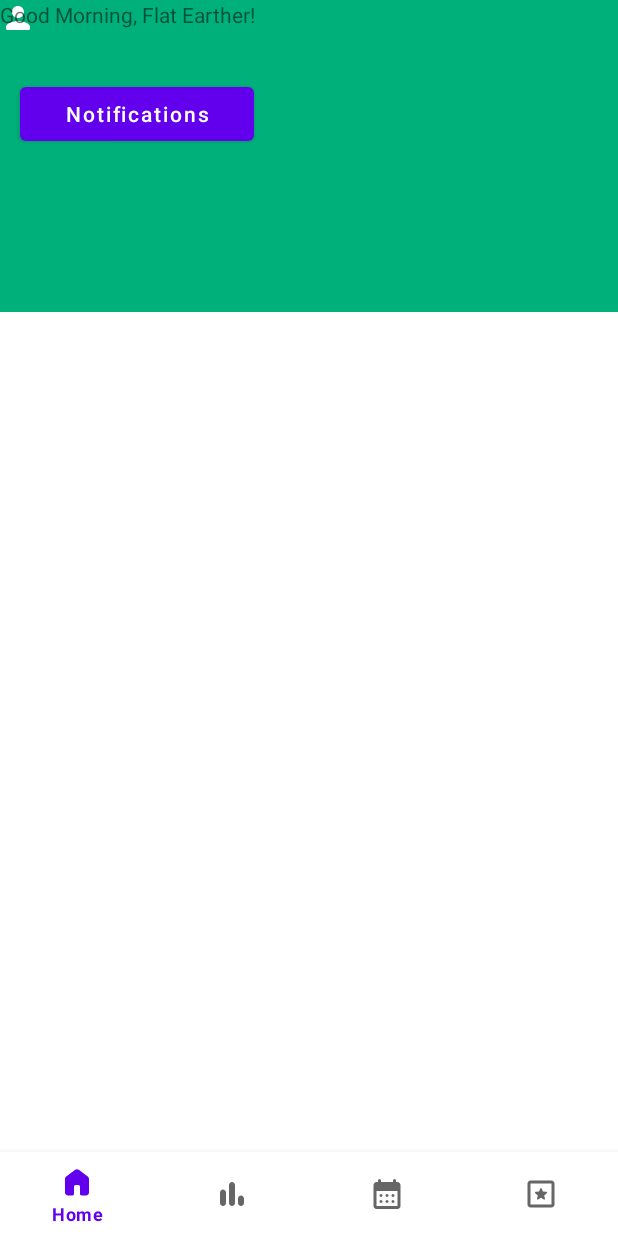
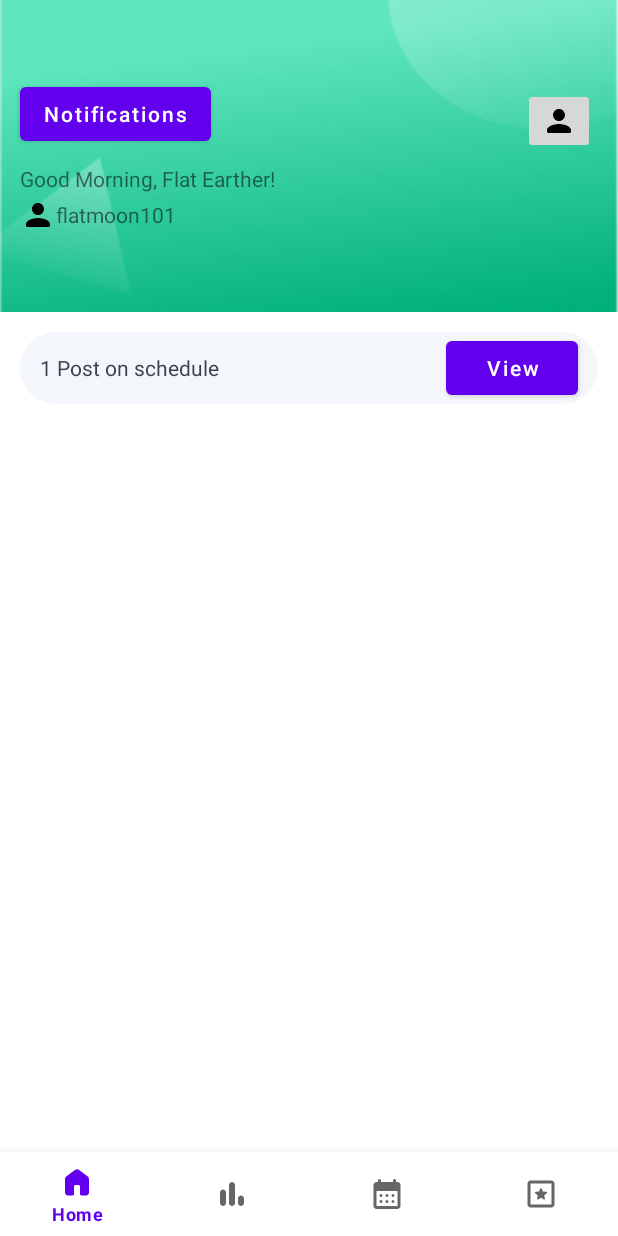
Before and after one commit to prammmoe/TI-mobile-prog-23, an Android app: the screen it shows after launch (MainActivity), on a phone screen of 412 x 824 dp. Run offline under Robolectric (Android 15) with nearby library versions, the phone set to English and light mode, and no system bars; our stand-ins replace navigation-ui, sdp/ssp sizes.

Commit message:
feat(home): finish restructure header and label bar

```diff
--- /dev/null
+++ b/app/src/main/res/drawable/bg_button.xml
@@ -0,0 +1,16 @@
+<?xml version="1.0" encoding="utf-8"?>
+<selector xmlns:android="http://schemas.android.com/apk/res/android">
+    <item android:state_pressed="true" >
+        <shape android:shape="rectangle">
+            <solid android:color="@color/metric_green_2" />
+            <corners android:radius="40sp" />
+        </shape>
+    </item>
+
+    <item>
+        <shape android:shape="rectangle">
+            <solid android:color="@color/metric_green" />
+            <corners android:radius="40sp" />
+        </shape>
+    </item>
+</selector>
--- a/app/src/main/res/layout/fragment_home.xml
+++ b/app/src/main/res/layout/fragment_home.xml
@@ -6,36 +6,104 @@
     xmlns:app="http://schemas.android.com/apk/res-auto"
     tools:context=".HomeFragment">
 
-    <RelativeLayout
-        android:id="@+id/linear_header"
+    <ImageView
+        android:id="@+id/img_view_header"
         android:layout_width="match_parent"
         android:layout_height="@dimen/_160sdp"
-        android:background="@color/metric_green"
+        android:background="@drawable/header"
         android:orientation="horizontal"
+        app:layout_constraintStart_toStartOf="parent"
+        app:layout_constraintTop_toTopOf="parent" />
+
+    <LinearLayout
+        android:id="@+id/top_layout"
+        android:layout_width="match_parent"
+        android:layout_height="wrap_content"
+        android:layout_marginTop="@dimen/_40sdp"
         app:layout_constraintStart_toStartOf="parent"
         app:layout_constraintTop_toTopOf="parent" >
 
         <Button
-            android:layout_width="@dimen/_120sdp"
+            android:id="@+id/notif_btn"
+            android:layout_width="wrap_content"
             android:layout_height="wrap_content"
             android:layout_marginStart="@dimen/_10sdp"
-            android:layout_marginTop="@dimen/_40ssp"
             android:text="Notifications"
             android:textAllCaps="false" />
+
+        <ImageButton
+            android:id="@+id/profile_view"
+            android:layout_width="wrap_content"
+            android:layout_height="wrap_content"
+            android:src="@drawable/round_person_24"
+            android:layout_marginLeft="@dimen/_160sdp"
+            android:layout_marginTop="@dimen/_5sdp"
+            app:tint="@color/black" />
+    </LinearLayout>
+
+    <TextView
+        android:id="@+id/user_name"
+        android:layout_width="wrap_content"
+        android:layout_height="wrap_content"
+        android:text="Good Morning, Flat Earther!"
+        app:layout_constraintStart_toStartOf="@+id/top_layout"
+        app:layout_constraintTop_toBottomOf="@+id/top_layout"
+        android:layout_marginStart="@dimen/_10sdp"
+        android:layout_marginTop="@dimen/_5sdp"/>
+
+    <LinearLayout
+        android:layout_width="match_parent"
+        android:layout_height="wrap_content"
+        android:orientation="horizontal"
+        app:layout_constraintStart_toStartOf="@+id/user_name"
+        app:layout_constraintTop_toBottomOf="@+id/user_name"
+        android:layout_marginTop="@dimen/_2sdp"
+        android:gravity="center_vertical"
+        android:layout_marginStart="@dimen/_10sdp" >
 
         <ImageView
             android:layout_width="wrap_content"
             android:layout_height="wrap_content"
             android:src="@drawable/round_person_24"
-            app:tint="@color/white" />
+            app:tint="@color/black" />
 
         <TextView
             android:layout_width="wrap_content"
             android:layout_height="wrap_content"
-            android:text="Good Morning, Flat Earther!" />
+            android:text="flatmoon101" />
+    </LinearLayout>
+
+    <LinearLayout
+        android:layout_width="match_parent"
+        android:layout_height="wrap_content"
+        android:layout_marginTop="@dimen/_10sdp"
+        android:layout_marginStart="@dimen/_10sdp"
+        android:layout_marginEnd="@dimen/_10sdp"
+        app:layout_constraintStart_toStartOf="@id/user_name"
+        android:orientation="horizontal"
+        android:background="@drawable/bg_button"
+        android:backgroundTint="#F3F6FB"
+        app:layout_constraintTop_toBottomOf="@id/img_view_header" >
+
+        <TextView
+            android:layout_width="wrap_content"
+            android:layout_height="wrap_content"
+            android:text="1 Post on schedule"
+            android:layout_marginStart="@dimen/_10sdp"
+            android:layout_weight="@integer/material_motion_duration_long_1"
+            android:layout_gravity="center"
+            android:textColor="#3D3F4F" />
+
+        <Button
+            android:layout_width="wrap_content"
+            android:layout_height="wrap_content"
+            android:layout_marginEnd="@dimen/_10sdp"
+            android:text="View"
+            android:textAllCaps="false" />
+
+    </LinearLayout>
 
 
-    </RelativeLayout>
 
 
 
```
Also changed, not shown: app/src/main/res/drawable/header.png (added).
